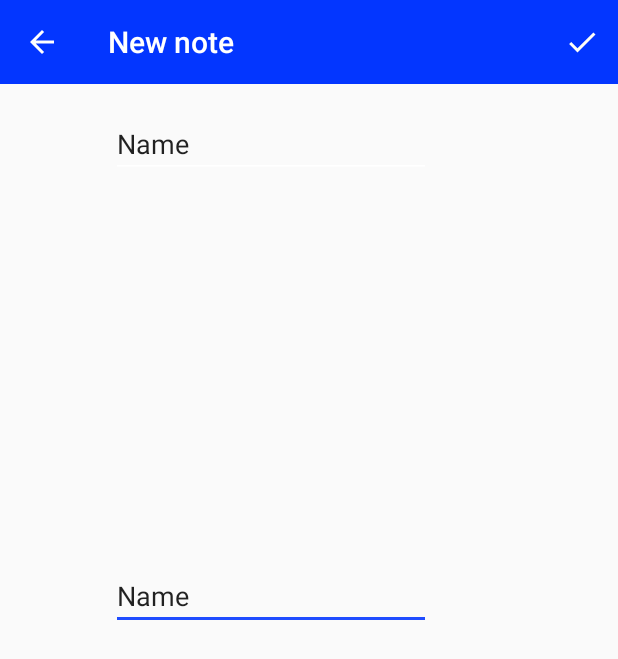
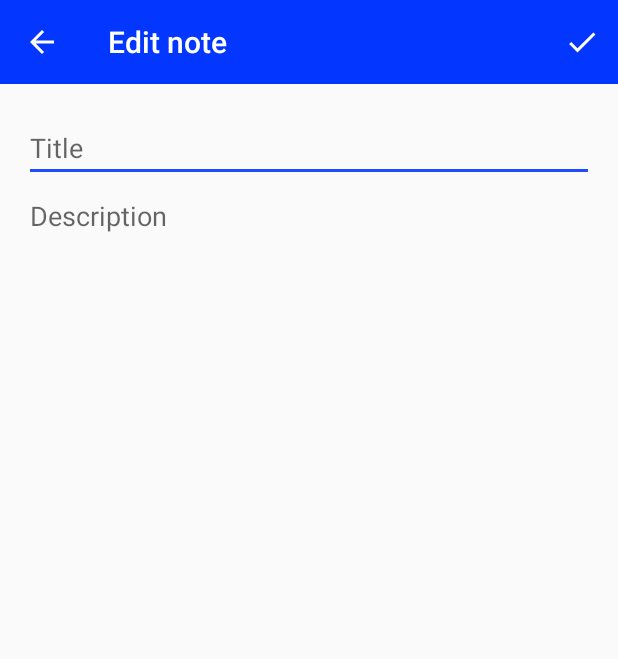
Before and after one commit to M4G4K4/Reports_Android, an Android app: the Edit screen opened directly, with no data from a screen before it, on a phone screen of 412 x 824 dp. Shown: the top 659 px of the screen. Run offline under Robolectric (Android 15) with nearby library versions, the light colour scheme and no system bars; 3 statements that could not run were skipped.

Commit message:
Notes being edited

```diff
--- a/app/src/main/java/com/example/notes/Adapter.java
+++ b/app/src/main/java/com/example/notes/Adapter.java
@@ -80,8 +80,6 @@ public class Adapter extends RecyclerView.Adapter<Adapter.ViewHolder> {
                     intent.putExtra("ID", notes.get(getAdapterPosition()).getId());
                     view.getContext().startActivity(intent);
 
-                    //Toast.makeText(view.getContext(), "Clicked -> " + getAdapterPosition(), Toast.LENGTH_SHORT).show();
-                    System.out.println("Notes ID clicked: " + notes.get(getAdapterPosition()).getId());
                 }
             });
 
--- a/app/src/main/java/com/example/notes/AddNote.java
+++ b/app/src/main/java/com/example/notes/AddNote.java
@@ -37,7 +37,7 @@ public class AddNote extends AppCompatActivity {
 
         toolbar = findViewById(R.id.toolbar);
         setSupportActionBar(toolbar);
-        Objects.requireNonNull(getSupportActionBar()).setTitle("Edit note");
+        Objects.requireNonNull(getSupportActionBar()).setTitle("Add note");
         getSupportActionBar().setDisplayHomeAsUpEnabled(true); // add back button to the tool bar , android manifested edited to tell the parent activity to be able to know where to go back
 
 
--- a/app/src/main/java/com/example/notes/MainActivity.java
+++ b/app/src/main/java/com/example/notes/MainActivity.java
@@ -19,6 +19,12 @@ import java.util.List;
 
 
 public class MainActivity extends AppCompatActivity {
+
+    //TODO: Edit functionality
+    //TODO: Delete funcionality
+    //TODO: landscape layout at least in 1 screan
+
+
 
     Toolbar toolbar;
     RecyclerView recyclerView;
--- a/app/src/main/res/layout/activity_add_note.xml
+++ b/app/src/main/res/layout/activity_add_note.xml
@@ -50,8 +50,11 @@
         android:inputType="textMultiLine"
         app:layout_constraintBottom_toBottomOf="parent"
         app:layout_constraintEnd_toEndOf="parent"
+        app:layout_constraintHorizontal_bias="0.0"
         app:layout_constraintStart_toStartOf="parent"
-        app:layout_constraintTop_toBottomOf="@+id/title" />
+        app:layout_constraintTop_toBottomOf="@+id/title"
+        app:layout_constraintVertical_bias="1.0"
+        android:autofillHints="" />
 
 
 </androidx.constraintlayout.widget.ConstraintLayout>
--- a/app/src/main/res/layout/activity_edit.xml
+++ b/app/src/main/res/layout/activity_edit.xml
@@ -21,30 +21,38 @@
 
     <EditText
         android:id="@+id/editTitle"
-        android:layout_width="wrap_content"
+        android:layout_width="0dp"
         android:layout_height="wrap_content"
-        android:layout_marginBottom="404dp"
+        android:layout_marginStart="16dp"
+        android:layout_marginTop="20dp"
+        android:layout_marginEnd="16dp"
         android:ems="10"
+        android:hint="@string/title"
         android:inputType="textPersonName"
-        android:text="Name"
-        app:layout_constraintBottom_toBottomOf="parent"
         app:layout_constraintEnd_toEndOf="parent"
-        app:layout_constraintHorizontal_bias="0.373"
-        app:layout_constraintStart_toStartOf="parent" />
+        app:layout_constraintHorizontal_bias="0.0"
+        app:layout_constraintStart_toStartOf="parent"
+        app:layout_constraintTop_toBottomOf="@+id/toolbaredit"
+        tools:ignore="Autofill" />
 
     <EditText
         android:id="@+id/editDescription"
-        android:layout_width="wrap_content"
-        android:layout_height="wrap_content"
+        android:layout_width="0dp"
+        android:layout_height="0dp"
+        android:layout_marginStart="16dp"
+        android:layout_marginEnd="16dp"
+        android:layout_marginBottom="300dp"
         android:ems="10"
-        android:inputType="textPersonName"
-        android:text="Name"
-        app:layout_constraintBottom_toTopOf="@+id/editTitle"
+        android:gravity="start|top"
+        android:hint="@string/description"
+        android:inputType="textMultiLine"
+        app:layout_constraintBottom_toBottomOf="parent"
         app:layout_constraintEnd_toEndOf="parent"
-        app:layout_constraintHorizontal_bias="0.373"
+        app:layout_constraintHorizontal_bias="0.0"
         app:layout_constraintStart_toStartOf="parent"
-        app:layout_constraintTop_toBottomOf="@+id/toolbaredit"
-        app:layout_constraintVertical_bias="0.063" />
+        app:layout_constraintTop_toBottomOf="@+id/editTitle"
+        app:layout_constraintVertical_bias="1.0"
+        android:autofillHints="" />
 
 
 </androidx.constraintlayout.widget.ConstraintLayout>
```
Also changed, not shown: app/src/main/java/com/example/notes/DB.java (+21 -0 lines), app/src/main/java/com/example/notes/Edit.java (+26 -3 lines).
